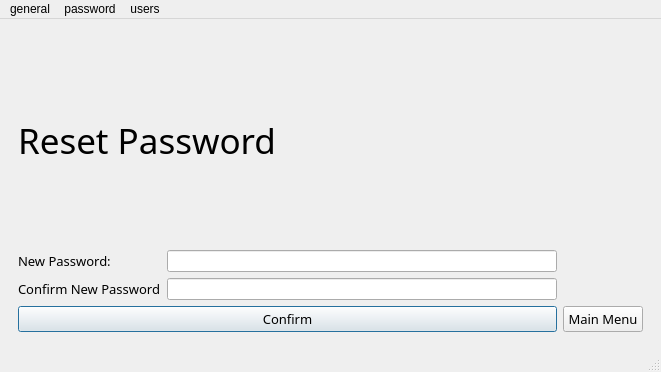
First picture: the form in lightning_pass/gui/static/qt_designer/main.ui, repository lgtm-migrator/lightning-pass, before the edit.
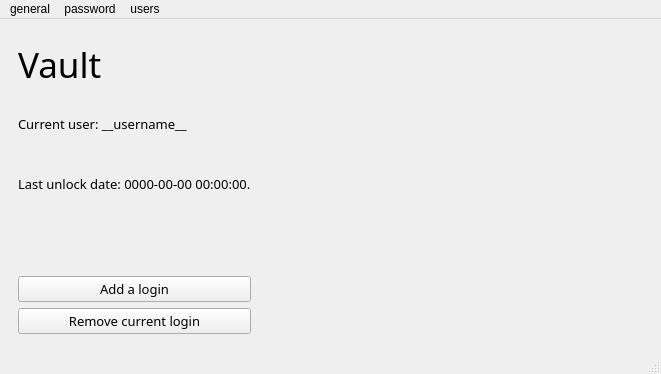
Second picture: the form after the edit. Icons and pictures are not drawn.

```diff
--- a/lightning_pass/gui/static/qt_designer/main.ui
+++ b/lightning_pass/gui/static/qt_designer/main.ui
@@ -7,7 +7,7 @@
     <x>0</x>
     <y>0</y>
     <width>661</width>
-    <height>372</height>
+    <height>374</height>
    </rect>
   </property>
   <property name="windowTitle">
@@ -18,7 +18,7 @@
     <bool>true</bool>
    </property>
    <layout class="QGridLayout" name="gridLayout_9">
-    <item row="0" column="1">
+    <item row="0" column="0">
      <widget class="QStackedWidget" name="stacked_widget">
       <property name="sizePolicy">
        <sizepolicy hsizetype="MinimumExpanding" vsizetype="MinimumExpanding">
@@ -27,7 +27,7 @@
        </sizepolicy>
       </property>
       <property name="currentIndex">
-       <number>6</number>
+       <number>10</number>
       </property>
       <widget class="QWidget" name="loading">
        <property name="cursor">
@@ -1152,6 +1152,81 @@
         </item>
        </layout>
       </widget>
+      <widget class="QWidget" name="vault">
+       <layout class="QGridLayout" name="gridLayout_12">
+        <item row="4" column="0">
+         <widget class="QPushButton" name="vault_add_login_btn">
+          <property name="font">
+           <font>
+            <family>Segoe UI Light</family>
+            <pointsize>10</pointsize>
+           </font>
+          </property>
+          <property name="text">
+           <string>Add a login</string>
+          </property>
+         </widget>
+        </item>
+        <item row="5" column="0">
+         <widget class="QPushButton" name="pushButton_2">
+          <property name="font">
+           <font>
+            <family>Segoe UI Light</family>
+            <pointsize>10</pointsize>
+           </font>
+          </property>
+          <property name="text">
+           <string>Remove current login</string>
+          </property>
+         </widget>
+        </item>
+        <item row="0" column="0">
+         <widget class="QLabel" name="vault_lbl">
+          <property name="font">
+           <font>
+            <family>Segoe Print</family>
+            <pointsize>26</pointsize>
+           </font>
+          </property>
+          <property name="text">
+           <string>Vault</string>
+          </property>
+         </widget>
+        </item>
+        <item row="0" column="1" rowspan="6">
+         <widget class="QStackedWidget" name="vault_stacked_widget">
+          <widget class="QWidget" name="vault_dummy_page1"/>
+          <widget class="QWidget" name="vault_dummy_page2"/>
+         </widget>
+        </item>
+        <item row="1" column="0">
+         <widget class="QLabel" name="vault_current_user_lbl">
+          <property name="font">
+           <font>
+            <family>Segoe UI Light</family>
+            <pointsize>10</pointsize>
+           </font>
+          </property>
+          <property name="text">
+           <string>Current user: __username__</string>
+          </property>
+         </widget>
+        </item>
+        <item row="2" column="0">
+         <widget class="QLabel" name="vault_last_unlock_lbl">
+          <property name="font">
+           <font>
+            <family>Segoe UI Light</family>
+            <pointsize>10</pointsize>
+           </font>
+          </property>
+          <property name="text">
+           <string>Last unlock date: 0000-00-00 00:00:00.</string>
+          </property>
+         </widget>
+        </item>
+       </layout>
+      </widget>
      </widget>
     </item>
    </layout>
```
